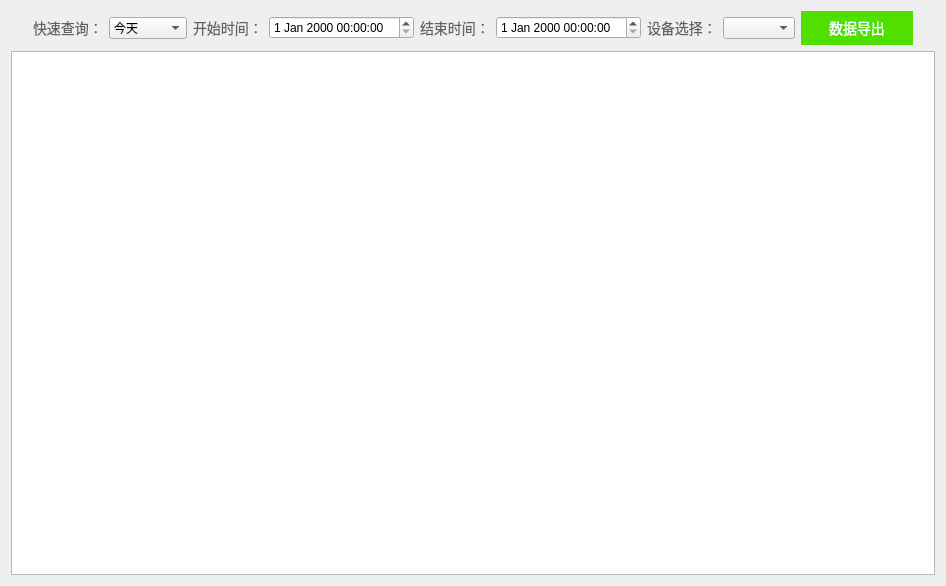
Qt form DeviceLog/OperationLogs/operationlogs.ui (Hccccc1/MOH_viewer) before a commit.
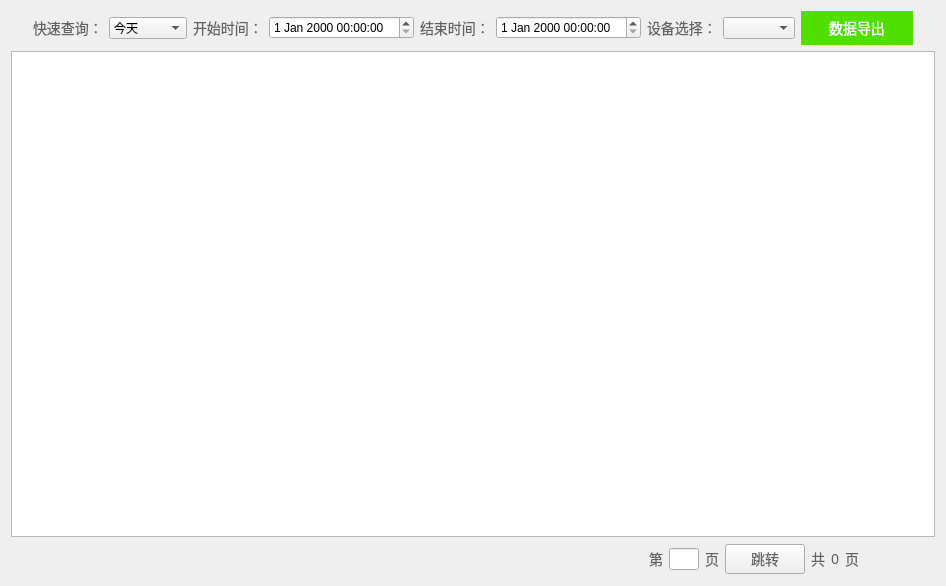
The same form after that commit. Icons and pictures are not drawn.

The edit to the form file:
```diff
--- a/DeviceLog/OperationLogs/operationlogs.ui
+++ b/DeviceLog/OperationLogs/operationlogs.ui
@@ -174,6 +174,187 @@
    <item row="1" column="0">
     <widget class="QTableView" name="tableView"/>
    </item>
+   <item row="2" column="0">
+    <layout class="QHBoxLayout" name="horizontalLayout">
+     <item>
+      <spacer name="horizontalSpacer_3">
+       <property name="orientation">
+        <enum>Qt::Horizontal</enum>
+       </property>
+       <property name="sizeHint" stdset="0">
+        <size>
+         <width>40</width>
+         <height>20</height>
+        </size>
+       </property>
+      </spacer>
+     </item>
+     <item>
+      <widget class="QPushButton" name="move_to_first">
+       <property name="styleSheet">
+        <string notr="true">QPushButton {border:0px;width:32px;height:32px;image: url(:/double_arrow_left.png);}</string>
+       </property>
+       <property name="text">
+        <string/>
+       </property>
+      </widget>
+     </item>
+     <item>
+      <widget class="QPushButton" name="last_page">
+       <property name="styleSheet">
+        <string notr="true">QPushButton {border:0px;width:32px;height:32px;image: url(:/arrow_left.png);}</string>
+       </property>
+       <property name="text">
+        <string/>
+       </property>
+      </widget>
+     </item>
+     <item>
+      <widget class="QLabel" name="label">
+       <property name="maximumSize">
+        <size>
+         <width>30</width>
+         <height>16777215</height>
+        </size>
+       </property>
+       <property name="styleSheet">
+        <string notr="true">QLabel {
+font-size:14px;
+font-family:PingFang SC;
+font-weight:300;
+line-height:44px;
+color:rgba(97,97,97,1);
+}</string>
+       </property>
+       <property name="text">
+        <string>第</string>
+       </property>
+      </widget>
+     </item>
+     <item>
+      <widget class="QLineEdit" name="jump_to_page">
+       <property name="minimumSize">
+        <size>
+         <width>0</width>
+         <height>0</height>
+        </size>
+       </property>
+       <property name="maximumSize">
+        <size>
+         <width>30</width>
+         <height>16777215</height>
+        </size>
+       </property>
+      </widget>
+     </item>
+     <item>
+      <widget class="QLabel" name="label_2">
+       <property name="maximumSize">
+        <size>
+         <width>30</width>
+         <height>16777215</height>
+        </size>
+       </property>
+       <property name="styleSheet">
+        <string notr="true">QLabel {
+font-size:14px;
+font-family:PingFang SC;
+font-weight:300;
+line-height:44px;
+color:rgba(97,97,97,1);
+}</string>
+       </property>
+       <property name="text">
+        <string>页</string>
+       </property>
+      </widget>
+     </item>
+     <item>
+      <widget class="QPushButton" name="jump_to_page_btn">
+       <property name="styleSheet">
+        <string notr="true">QPushButton {
+font-size:14px;
+font-family:PingFang SC;
+font-weight:300;
+line-height:44px;
+color:rgba(97,97,97,1);
+}</string>
+       </property>
+       <property name="text">
+        <string>跳转</string>
+       </property>
+      </widget>
+     </item>
+     <item>
+      <widget class="QLabel" name="label_7">
+       <property name="styleSheet">
+        <string notr="true">QLabel {
+font-size:14px;
+font-family:PingFang SC;
+font-weight:300;
+line-height:44px;
+color:rgba(97,97,97,1);
+}</string>
+       </property>
+       <property name="text">
+        <string>共</string>
+       </property>
+      </widget>
+     </item>
+     <item>
+      <widget class="QLabel" name="total_num_pages">
+       <property name="styleSheet">
+        <string notr="true">QLabel {
+font-size:14px;
+font-family:PingFang SC;
+font-weight:300;
+line-height:44px;
+color:rgba(97,97,97,1);
+}</string>
+       </property>
+       <property name="text">
+        <string>0</string>
+       </property>
+      </widget>
+     </item>
+     <item>
+      <widget class="QLabel" name="label_8">
+       <property name="styleSheet">
+        <string notr="true">QLabel {
+font-size:14px;
+font-family:PingFang SC;
+font-weight:300;
+line-height:44px;
+color:rgba(97,97,97,1);
+}</string>
+       </property>
+       <property name="text">
+        <string>页</string>
+       </property>
+      </widget>
+     </item>
+     <item>
+      <widget class="QPushButton" name="next_page">
+       <property name="styleSheet">
+        <string notr="true">QPushButton {border:0px;width:32px;height:32px;image: url(:/arrow_right.png);}</string>
+       </property>
+       <property name="text">
+        <string/>
+       </property>
+      </widget>
+     </item>
+     <item>
+      <widget class="QPushButton" name="move_to_last">
+       <property name="styleSheet">
+        <string notr="true">QPushButton {border:0px;width:32px;height:32px;image: url(:/double_arrow_right.png);}</string>
+       </property>
+       <property name="text">
+        <string/>
+       </property>
+      </widget>
+     </item>
+    </layout>
+   </item>
   </layout>
  </widget>
  <resources/>
```
